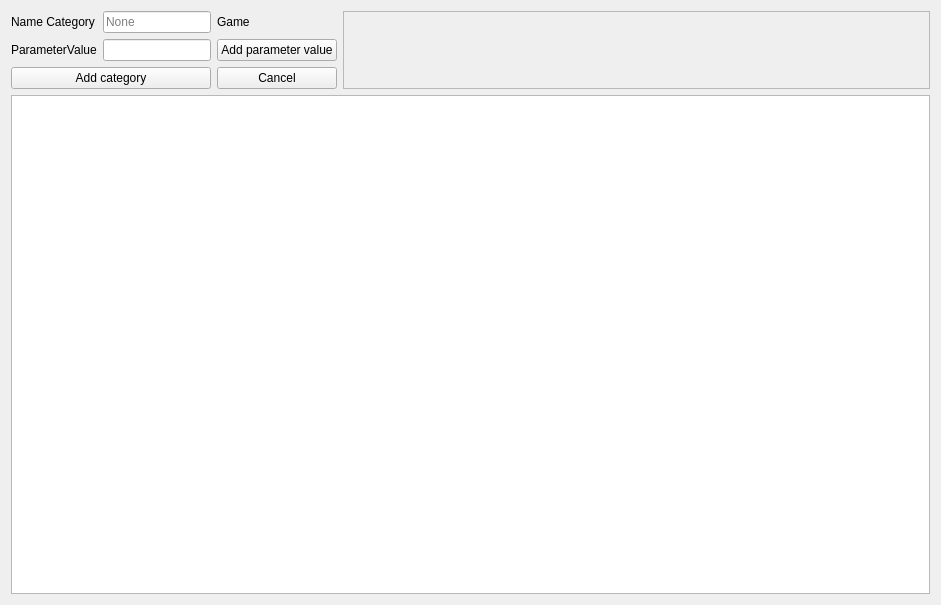
Arankir/AraSteamManager, file AraSteamManager/formnewcategory.ui: the form before one commit.
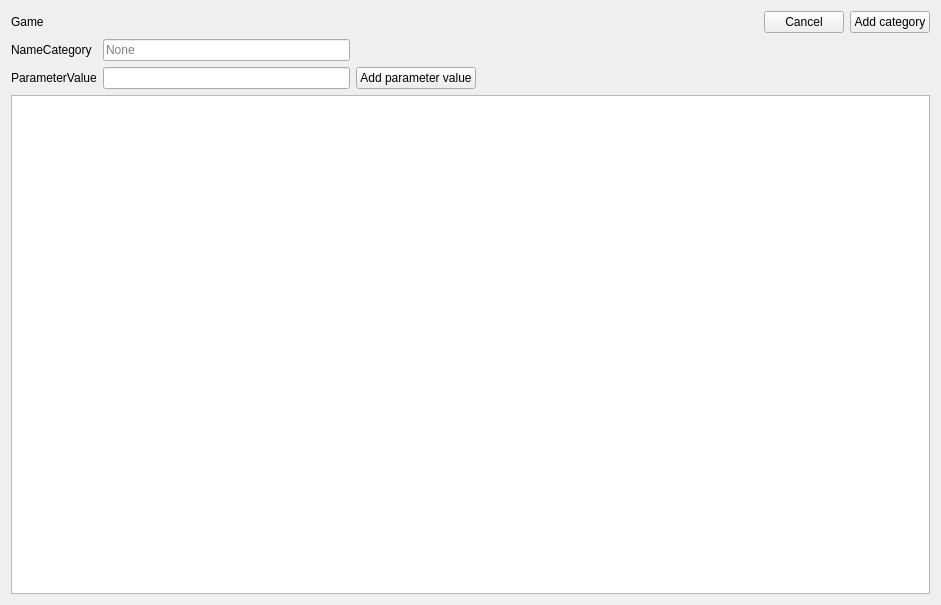
The form after the commit.

The edit to the form file:
```diff
--- a/AraSteamManager/formnewcategory.ui
+++ b/AraSteamManager/formnewcategory.ui
@@ -14,78 +14,61 @@
    <string>Form</string>
   </property>
   <layout class="QGridLayout" name="gridLayout">
+   <item row="3" column="0" colspan="52">
+    <widget class="QTableWidget" name="FormAddCategoryTableWidgetAchievements"/>
+   </item>
+   <item row="2" column="1">
+    <widget class="QLineEdit" name="FormAddCategoryLineEditNameValue"/>
+   </item>
    <item row="1" column="0">
+    <widget class="QLabel" name="FormAddCategoryLabelNameCategory">
+     <property name="text">
+      <string>NameCategory</string>
+     </property>
+    </widget>
+   </item>
+   <item row="2" column="0">
     <widget class="QLabel" name="FormAddCategoryLabelParameterValue">
      <property name="text">
       <string>ParameterValue</string>
      </property>
     </widget>
    </item>
-   <item row="0" column="1" colspan="2">
+   <item row="1" column="1">
     <widget class="QLineEdit" name="FormAddCategoryLineEditNameCategory">
      <property name="placeholderText">
       <string>None</string>
      </property>
     </widget>
    </item>
-   <item row="3" column="0" colspan="5">
-    <widget class="QTableWidget" name="FormAddCategoryTableWidgetAchievements"/>
-   </item>
-   <item row="0" column="0">
-    <widget class="QLabel" name="FormAddCategoryLabelNameCategory">
-     <property name="text">
-      <string>Name Category</string>
-     </property>
-    </widget>
-   </item>
-   <item row="0" column="4" rowspan="3">
-    <widget class="QScrollArea" name="FormAddCategoryScrollAreaValuae">
-     <property name="widgetResizable">
-      <bool>true</bool>
-     </property>
-     <widget class="QWidget" name="scrollAreaWidgetContents">
-      <property name="geometry">
-       <rect>
-        <x>0</x>
-        <y>0</y>
-        <width>610</width>
-        <height>75</height>
-       </rect>
-      </property>
-     </widget>
-    </widget>
-   </item>
-   <item row="1" column="1" colspan="2">
-    <widget class="QLineEdit" name="FormAddCategoryLineEditNameValue"/>
-   </item>
-   <item row="1" column="3">
+   <item row="2" column="2">
     <widget class="QPushButton" name="FormAddCategoryButtonAddParameterValue">
      <property name="text">
       <string>Add parameter value</string>
      </property>
     </widget>
    </item>
-   <item row="0" column="3">
-    <widget class="QLabel" name="FormAddCategoryLabelGame">
-     <property name="text">
-      <string>Game</string>
-     </property>
-    </widget>
-   </item>
-   <item row="2" column="3">
-    <widget class="QPushButton" name="FormAddCategoryButtonCancel">
-     <property name="text">
-      <string>Cancel</string>
-     </property>
-    </widget>
-   </item>
-   <item row="2" column="0" colspan="3">
+   <item row="0" column="51">
     <widget class="QPushButton" name="FormAddCategoryButtonAddCategory">
      <property name="text">
       <string>Add category</string>
      </property>
     </widget>
    </item>
+   <item row="0" column="50">
+    <widget class="QPushButton" name="FormAddCategoryButtonCancel">
+     <property name="text">
+      <string>Cancel</string>
+     </property>
+    </widget>
+   </item>
+   <item row="0" column="0" colspan="2">
+    <widget class="QLabel" name="FormAddCategoryLabelGame">
+     <property name="text">
+      <string>Game</string>
+     </property>
+    </widget>
+   </item>
   </layout>
  </widget>
  <resources/>
```
